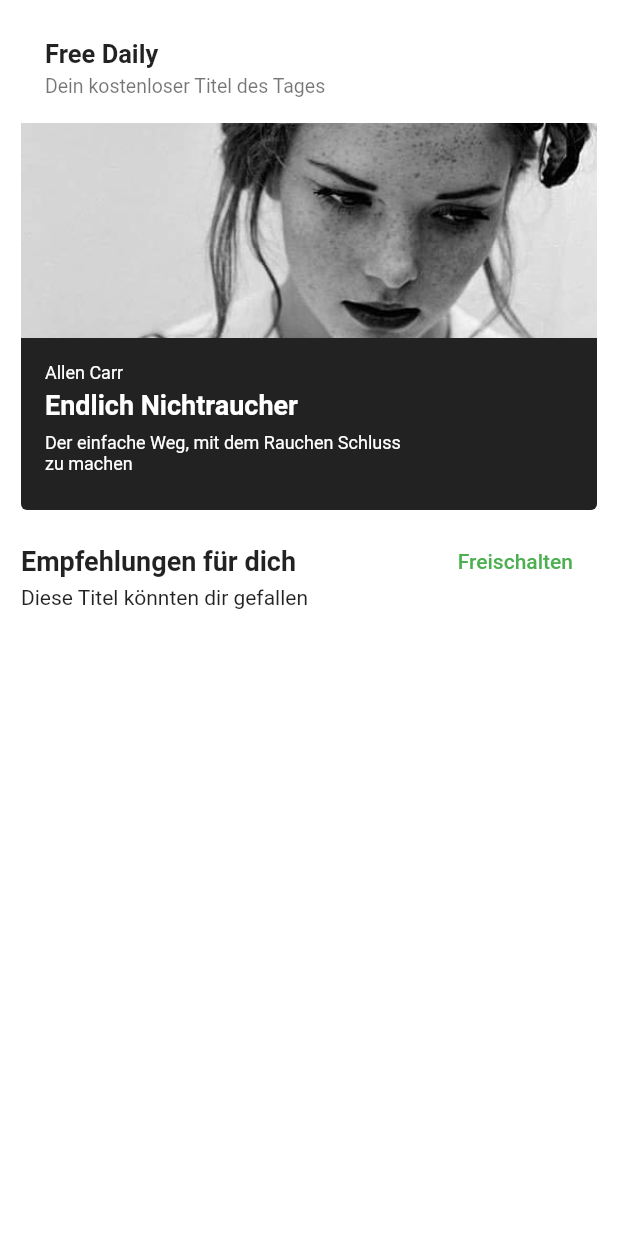
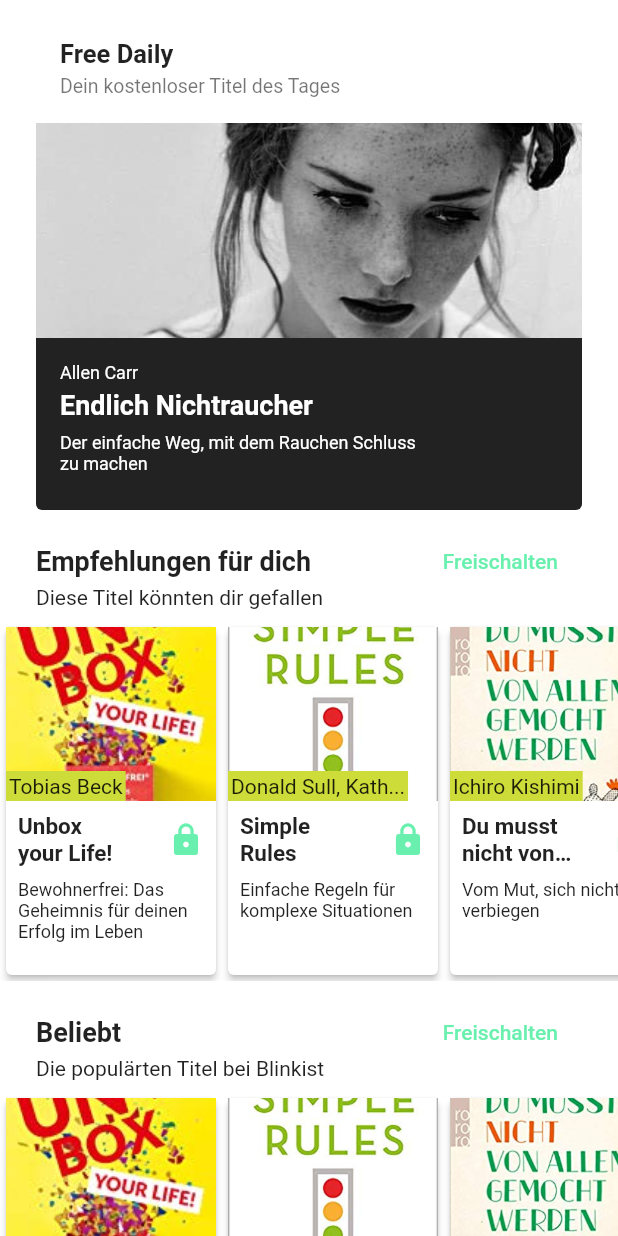
Before and after one commit to hui00/blinkist_flutter_ui, a Flutter app: the screen it shows after launch, on a phone screen of 412 x 824 dp. Run offline on Flutter 3.47's test engine with Material 2 defaults, Android fonts, the phone set to English and light mode, and no system bars.

Commit message:
bevor kategorie auswahl

```diff
--- /dev/null
+++ b/lib/cardModel.dart
@@ -0,0 +1,125 @@
+class CardModel {
+  final String author;
+  final String title;
+  final String subtitle;
+  final String image;
+  static final String vimage = "assets/";
+  final Kategorie kategorie;
+
+  static List empfehlungCards = <CardModel>[
+    CardModel(
+      author: "Tobias Beck",
+      title: "Unbox your Life!",
+      subtitle: "Bewohnerfrei: Das Geheimnis für deinen Erfolg im Leben",
+      image: vimage + "tobiasbeck.jpg",
+      kategorie: Kategorie.empfehlung,
+    ),
+    CardModel(
+      author: "Donald Sull, Kathle",
+      title: "Simple Rules",
+      subtitle: "Einfache Regeln für komplexe Situationen",
+      image: vimage + "donaldsull.jpg",
+      kategorie: Kategorie.empfehlung,
+    ),
+    CardModel(
+      author: "Ichiro Kishimi",
+      title: "Du musst nicht von allen gemocht werden",
+      subtitle: "Vom Mut, sich nicht zu verbiegen",
+      image: vimage + "ichirokishimi.jpg",
+      kategorie: Kategorie.empfehlung,
+    ),
+    CardModel(
+      author: "Hans-Otto Thomashoff",
+      title: "Das gelungene Ich",
+      subtitle: "Die vier Säulen der Hirnforschung für ein erfülltes Leben",
+      image: vimage + "hansotto.jpg",
+      kategorie: Kategorie.empfehlung,
+    ),
+    CardModel(
+      author: "Doris Märtin",
+      title: "Habitus",
+      subtitle: "Sind Sie bereit für den Spring nach ganz oben?",
+      image: vimage + "dorismaertin.jpg",
+      kategorie: Kategorie.empfehlung,
+    ),
+    CardModel(
+      author: "Jessica Braun",
+      title: "Atmen",
+      subtitle: "Wie die einfachste Sache der Welt unser Leben verändert",
+      image: vimage + "jessciabraun.jpg",
+      kategorie: Kategorie.beliebt,
+    ),
+    CardModel(
+        author: "Esther Perel",
+        title: "Die Macht der Affäre",
+        subtitle: "Warum wir betrügen und was wir daraus lernen können",
+        image: vimage + "estherperel.jpg",
+        kategorie: Kategorie.beliebt),
+    CardModel(
+        author: "Ulrich Schnabel",
+        title: "Zuversicht",
+        subtitle:
+            "Die Kraft der inneren Freiheit und warum sie heute wichtiger ist dfff ",
+        image: vimage + "ulrichschnabel.jpg",
+        kategorie: Kategorie.beliebt),
+    CardModel(
+        author: "Stanley Rosenberg",
+        title: "Der Selbstheilungfff",
+        subtitle: "So bringt der Vagus-Nerv Psyche und Körper ins Gleichgefff",
+        image: vimage + "stanleyrosenberg.jpg",
+        kategorie: Kategorie.beliebt),
+    CardModel(
+      author: "Michael Zimmermafff",
+      title: "AChtsamkeit",
+      subtitle: "Ein buddhistisches Konzept erobert die Wissenschaft",
+      image: vimage + "michaelzimmermann.jpg",
+      kategorie: Kategorie.beliebt,
+    )
+  ];
+
+  static List beliebtCard = <CardModel>[
+    CardModel(
+      author: "Jessica Braun",
+      title: "Atmen",
+      subtitle: "Wie die einfachste Sache der Welt unser Leben verändert",
+      image: vimage + "jessciabraun.jpg",
+      kategorie: Kategorie.beliebt,
+    ),
+    CardModel(
+        author: "Esther Perel",
+        title: "Die Macht der Affäre",
+        subtitle: "Warum wir betrügen und was wir daraus lernen können",
+        image: vimage + "estherperel.jpg",
+        kategorie: Kategorie.beliebt),
+    CardModel(
+        author: "Ulrich Schnabel",
+        title: "Zuversicht",
+        subtitle:
+            "Die Kraft der inneren Freiheit und warum sie heute wichtiger ist dfff ",
+        image: vimage + "ulrichschnabel.jpg",
+        kategorie: Kategorie.beliebt),
+    CardModel(
+        author: "Stanley Rosenberg",
+        title: "Der Selbstheilungfff",
+        subtitle: "So bringt der Vagus-Nerv Psyche und Körper ins Gleichgefff",
+        image: vimage + "stanleyrosenberg.jpg",
+        kategorie: Kategorie.beliebt),
+    CardModel(
+      author: "Michael Zimmermafff",
+      title: "AChtsamkeit",
+      subtitle: "Ein buddhistisches Konzept erobert die Wissenschaft",
+      image: vimage + "michaelzimmermann.jpg",
+      kategorie: Kategorie.beliebt,
+    )
+  ];
+
+  CardModel({
+    this.author,
+    this.title,
+    this.subtitle,
+    this.image,
+    this.kategorie,
+  });
+}
+
+enum Kategorie { empfehlung, beliebt }
--- a/lib/main.dart
+++ b/lib/main.dart
@@ -1,5 +1,6 @@
 import 'package:flutter/material.dart';
 import 'package:flutter/rendering.dart';
+import 'cardModel.dart';
 
 void main() => runApp(MyApp());
 
@@ -27,24 +28,47 @@ class _MyHomePageState extends State<MyHomePage> {
     return Scaffold(
       backgroundColor: Colors.white,
       body: SafeArea(
-        child: Padding(
-          padding: EdgeInsets.symmetric(
-            horizontal: 14.0,
-          ),
         child: SingleChildScrollView(
           child: Column(
-              children: <Widget>[
+            mainAxisSize: MainAxisSize.min,
+            children: [
               ersteCard(),
-                ersterText(),
+              kategorienFuerCards(
+                  "Empfehlungen für dich", "Diese Titel könnten dir gefallen"),
+              SizedBox(
+                height: 8.0,
+              ),
+              SizedBox(
+                height: 240.0,
+                child: ListView(
+                  scrollDirection: Axis.horizontal,
+                  children: myCard(5),
+                ),
+              ),
+              kategorienFuerCards(
+                  "Beliebt", "Die populärten Titel bei Blinkist"),
+              SizedBox(
+                height: 8.0,
+              ),
+              SizedBox(
+                height: 240.0,
+                child: ListView(
+                  scrollDirection: Axis.horizontal,
+                  children: myCard(5),
+                ),
+              ),
             ],
-            ),
           ),
         ),
       ),
     );
   }
 
-  Card ersteCard() => Card(
+  Widget ersteCard() => Padding(
+        padding: EdgeInsets.symmetric(
+          horizontal: 24.0,
+        ),
+        child: Card(
           // shape: BeveledRectangleBorder(
           //     borderRadius: BorderRadius.only(
           //   bottomLeft: Radius.circular(4.0),
@@ -84,7 +108,7 @@ class _MyHomePageState extends State<MyHomePage> {
                         child: Container(
                           width: double.infinity,
                           child: Image.asset(
-                          'assets/second.jpg',
+                            "assets/second.jpg",
                             fit: BoxFit.cover,
                           ),
                         ),
@@ -143,9 +167,14 @@ class _MyHomePageState extends State<MyHomePage> {
               ],
             ),
           ),
+        ),
       );
 
-  Column ersterText() => Column(
+  Padding kategorienFuerCards(String title, String subtitle) => Padding(
+        padding: EdgeInsets.symmetric(
+          horizontal: 24.0,
+        ),
+        child: Column(
           mainAxisAlignment: MainAxisAlignment.center,
           crossAxisAlignment: CrossAxisAlignment.start,
           children: <Widget>[
@@ -156,7 +185,7 @@ class _MyHomePageState extends State<MyHomePage> {
               mainAxisAlignment: MainAxisAlignment.spaceBetween,
               children: <Widget>[
                 Text(
-                "Empfehlungen für dich",
+                  title,
                   style: TextStyle(
                     fontSize: 18.0,
                     fontWeight: FontWeight.bold,
@@ -169,109 +198,116 @@ class _MyHomePageState extends State<MyHomePage> {
                     splashColor: Colors.transparent,
                     child: Text(
                       "Freischalten",
-                    style: TextStyle(color: Colors.green),
+                      style: TextStyle(color: Colors.greenAccent),
                     ),
                     onPressed: () {},
                   ),
                 )
               ],
             ),
-          Text("Diese Titel könnten dir gefallen")
+            Text(subtitle)
           ],
+        ),
       );
 
-  Card listCard() => Card(
-        clipBehavior: Clip.antiAliasWithSaveLayer,
-        margin: EdgeInsets.only(top: 10.0),
-        elevation: 12.0,
+  myCard(int count) {
+    List<Widget> cards = List.generate(
+      count,
+      (index) => Card(
+        elevation: 2.0,
         child: Container(
-          height: 230.0,
           width: 140.0,
+          height: double.infinity,
           child: Column(
-            mainAxisAlignment: MainAxisAlignment.start,
-            crossAxisAlignment: CrossAxisAlignment.start,
             children: <Widget>[
-              ListTile(
-                title: Text(
-                  "Free Daily",
+              Expanded(
+                flex: 1,
+                child: Stack(
+                  fit: StackFit.expand,
+                  children: <Widget>[
+                    Image.asset(
+                      CardModel.empfehlungCards[index].image,
+                      fit: BoxFit.cover,
+                    ),
+                    Positioned(
+                      left: 0.0,
+                      bottom: 0.0,
+                      child: Container(
+                        padding: EdgeInsets.all(2.0),
+                        color: Colors.lime,
+                        // width: 140,
+
+                        child: Text(
+                          CardModel
+                                      .empfehlungCards[index].author
+                                      .toString()
+                                      .length >=
+                                  17
+                              ? CardModel.empfehlungCards[index].author
+                                      .toString()
+                                      .substring(0, 17) +
+                                  "..."
+                              : CardModel.empfehlungCards[index].author,
+                        ),
+                      ),
+                    )
+                  ],
+                ),
+              ),
+              Expanded(
+                flex: 1,
+                child: Column(
+                  children: <Widget>[
+                    Padding(
+                      padding: const EdgeInsets.symmetric(
+                          horizontal: 8.0, vertical: 8.0),
+                      child: Row(
+                        mainAxisAlignment: MainAxisAlignment.spaceAround,
+                        children: <Widget>[
+                          Expanded(
+                            child: Text(
+                              CardModel.empfehlungCards[index].title,
+                              maxLines: 2,
+                              overflow: TextOverflow.ellipsis,
                               style: TextStyle(
                                 fontWeight: FontWeight.bold,
-                    fontSize: 17.0,
-                  ),
-                ),
-                subtitle: Text(
-                  "Dein kostenloser Titel des Tages",
-                  style: TextStyle(
-                    fontSize: 13.0,
+                                fontSize: 15,
                               ),
                             ),
                           ),
-              Expanded(
-                child: Column(
-                  children: <Widget>[
-                    Flexible(
-                      flex: 5,
-                      child: Container(
-                        width: double.infinity,
-                        child: Image.asset(
-                          'assets/second.jpg',
-                          fit: BoxFit.cover,
+                          SizedBox(
+                            width: 25.0,
                           ),
+                          Icon(
+                            Icons.lock,
+                            color: Colors.greenAccent,
+                          )
+                        ],
                       ),
                     ),
                     Flexible(
-                      flex: 4,
-                      child: Container(
-                        color: Colors.black87,
-                        width: double.infinity,
-                        padding: EdgeInsets.all(8.0),
                       child: Padding(
-                          padding: const EdgeInsets.all(8.0),
-                          child: Column(
-                            crossAxisAlignment: CrossAxisAlignment.start,
-                            children: <Widget>[
-                              Text(
-                                "Allen Carr",
-                                style: TextStyle(
-                                  color: Colors.white,
-                                  fontSize: 12,
-                                ),
-                              ),
-                              SizedBox(
-                                height: 4.0,
-                              ),
-                              Text(
-                                "Endlich Nichtraucher",
-                                style: TextStyle(
-                                  color: Colors.white,
-                                  fontWeight: FontWeight.w600,
-                                  fontSize: 18,
-                                ),
-                              ),
-                              SizedBox(
-                                height: 8.0,
-                              ),
-                              SizedBox(
-                                width: 250.0,
+                        padding: const EdgeInsets.symmetric(horizontal: 8.0),
                         child: Text(
-                                  "Der einfache Weg, mit dem Rauchen Schluss  zu machen",
-                                  style: TextStyle(
-                                    color: Colors.white,
-                                    fontSize: 12,
-                                  ),
-                                ),
-                              ),
-                            ],
-                          ),
+                          CardModel.empfehlungCards[index].subtitle,
+                          style: TextStyle(fontSize: 12.0),
                         ),
                       ),
                     )
                   ],
                 ),
               )
-              // Image.asset(name),
             ],
+          ),
+
+          // index.toString(),
         ),
       ),
     );
+    // List<Widget> huiii = [Text("hi")];
+    // Widget hua = ListView();
+
+    print(cards.length);
+    return cards;
   }
+}
```
Also changed, not shown: pubspec.yaml (+10 -0 lines), assets/donaldsull.jpg (added), assets/dorismaertin.jpg (added), assets/estherperel.jpg (added), assets/hansotto.jpg (added), assets/ichirokishimi.jpg (added), assets/jessicabraun.jpg (added), assets/michaelzimmermann.jpg (added), assets/stanleyrosenberg.jpg (added), assets/tobiasbeck.jpg (added), assets/ulrichschnabel.jpg (added). Lines whose indentation alone changed are shown as unchanged.
